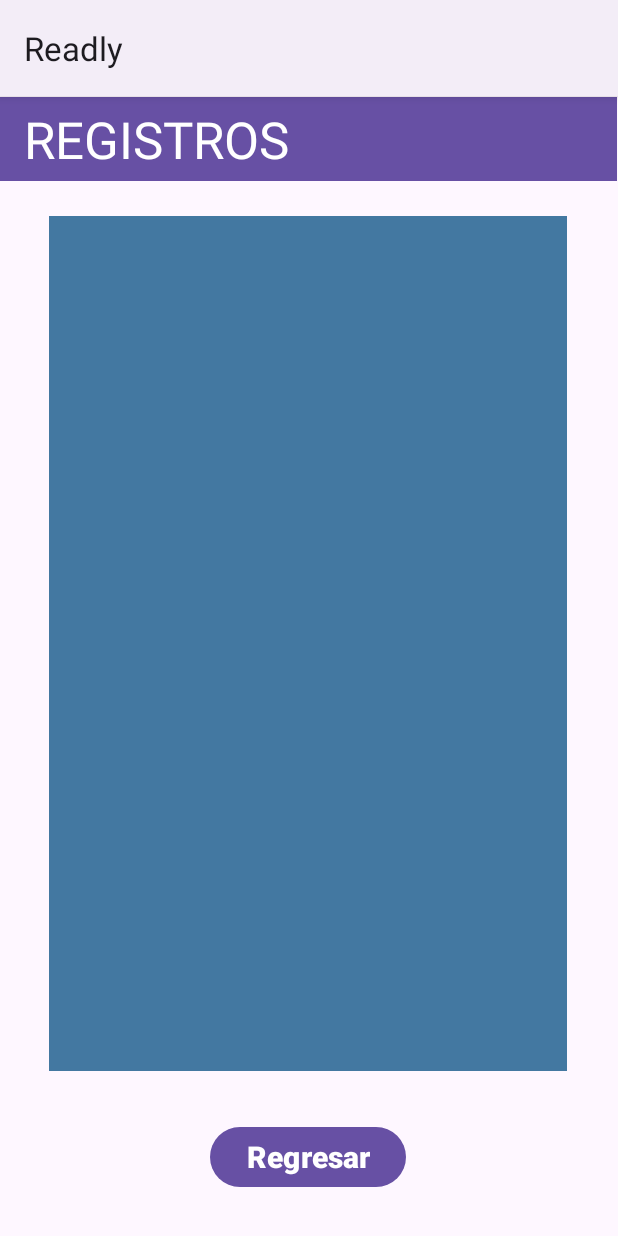
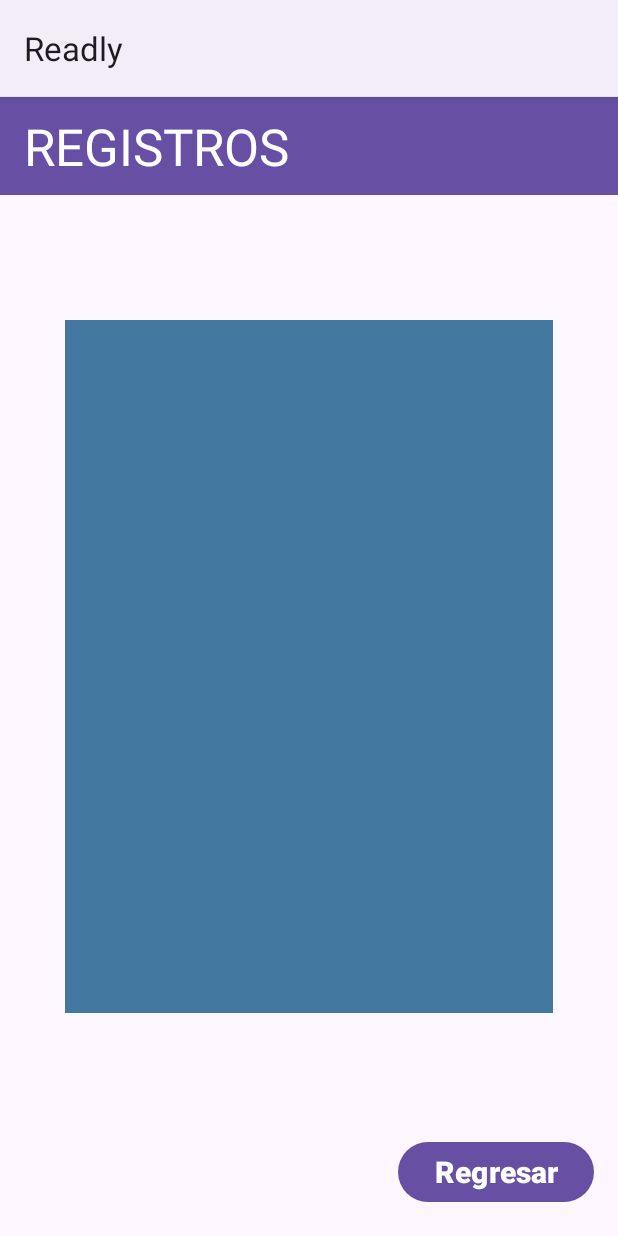
Before and after one commit to Sormec/readly, an Android app: the RegistrosActivity screen opened directly, with no data from a screen before it, on a phone screen of 412 x 824 dp. Run offline under Robolectric (Android 15) with nearby library versions, the phone set to English and light mode, and no system bars.

```diff
--- a/app/src/main/res/layout/activity_consultardatos.xml
+++ b/app/src/main/res/layout/activity_consultardatos.xml
@@ -209,7 +209,7 @@
                 android:layout_weight="1"
                 android:backgroundTint="@color/colorsecundario"
                 android:onClick="eliminarRegistro"
-                android:text="Eliminar"
+                android:text="Borrar"
                 android:textSize="14sp"
                 android:textStyle="bold" />
 
--- a/app/src/main/res/layout/activity_registros.xml
+++ b/app/src/main/res/layout/activity_registros.xml
@@ -3,14 +3,14 @@
     xmlns:app="http://schemas.android.com/apk/res-auto"
     xmlns:tools="http://schemas.android.com/tools"
     android:id="@+id/main"
-    android:layout_width="match_parent"
+    android:layout_width="wrap_content"
     android:layout_height="match_parent"
     tools:context=".RegistrosActivity">
 
     <androidx.appcompat.widget.Toolbar
         android:id="@+id/toolbar2"
-        android:layout_width="411dp"
-        android:layout_height="56dp"
+        android:layout_width="412dp"
+        android:layout_height="65dp"
         android:background="?attr/colorPrimary"
         android:minHeight="?attr/actionBarSize"
         android:theme="?attr/actionBarTheme"
@@ -26,17 +26,17 @@
 
     <TextView
         android:id="@+id/txtMostrarRegistros"
-        android:layout_width="345dp"
-        android:layout_height="570dp"
+        android:layout_width="325dp"
+        android:layout_height="462dp"
         android:background="@color/colorsecundario"
         android:backgroundTint="@color/colorsecundario"
         android:textColor="@color/colorblanco"
         app:layout_constraintBottom_toBottomOf="parent"
         app:layout_constraintEnd_toEndOf="parent"
-        app:layout_constraintHorizontal_bias="0.492"
+        app:layout_constraintHorizontal_bias="0.5"
         app:layout_constraintStart_toStartOf="parent"
         app:layout_constraintTop_toTopOf="parent"
-        app:layout_constraintVertical_bias="0.42" />
+        app:layout_constraintVertical_bias="0.5" />
 
     <Button
         android:id="@+id/btnRegresar"
@@ -49,9 +49,9 @@
         android:textStyle="bold"
         app:layout_constraintBottom_toBottomOf="parent"
         app:layout_constraintEnd_toEndOf="parent"
-        app:layout_constraintHorizontal_bias="0.498"
+        app:layout_constraintHorizontal_bias="0.943"
         app:layout_constraintStart_toStartOf="parent"
         app:layout_constraintTop_toTopOf="parent"
-        app:layout_constraintVertical_bias="0.96" />
+        app:layout_constraintVertical_bias="0.974" />
 
 </androidx.constraintlayout.widget.ConstraintLayout>
```
